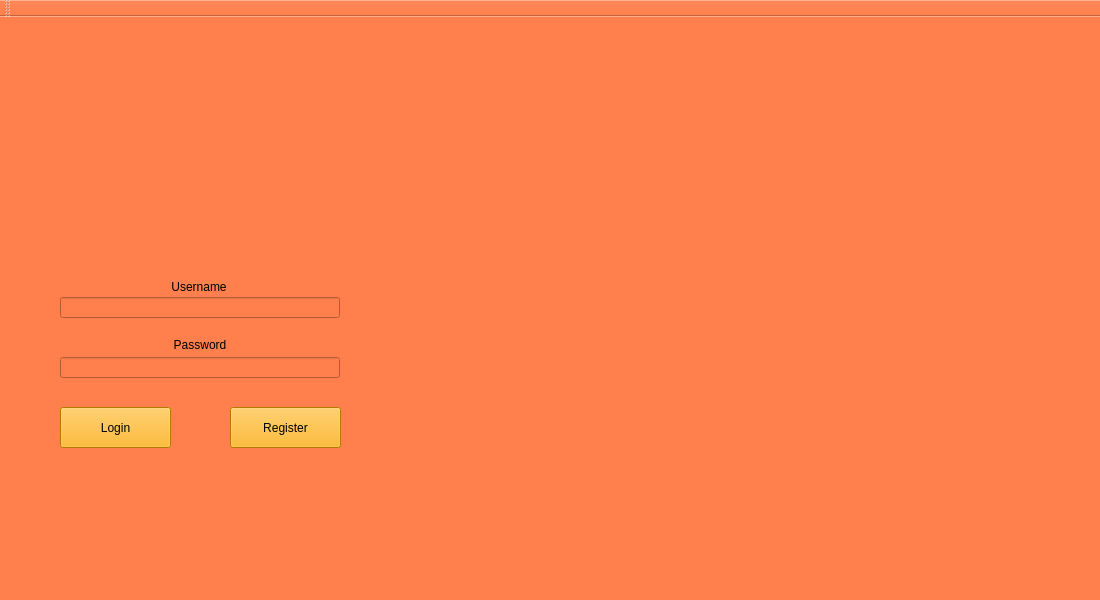
The window that Client1/Registration.ui (Paul-Podoleanu/ProjectModernCpp) describes before a commit, drawn with Qt 5.
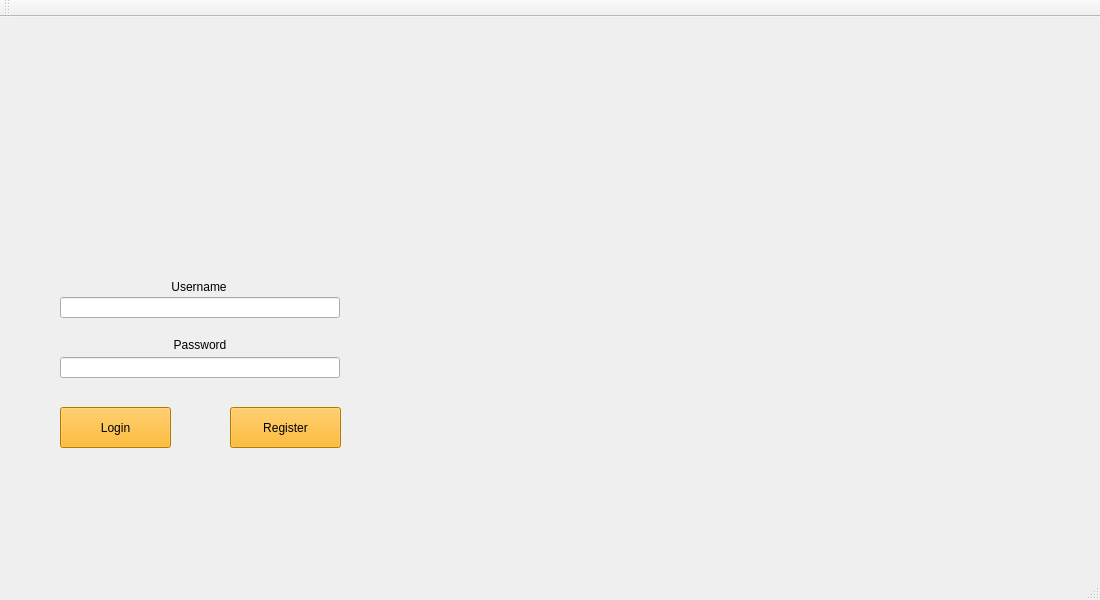
The same window after the commit. Icons and pictures are not drawn.

Commit message: Ui actualizat pentru background image

The edit to the form file:
```diff
--- a/Client1/Registration.ui
+++ b/Client1/Registration.ui
@@ -14,7 +14,7 @@
    <string>Registration</string>
   </property>
   <property name="styleSheet">
-   <string notr="true">background-color:rgb(255, 128, 77)</string>
+   <string notr="true">background-image: url(:/Poze/Resources/background_gradient.png);</string>
   </property>
   <widget class="QWidget" name="centralWidget">
    <widget class="QLabel" name="label">
```
